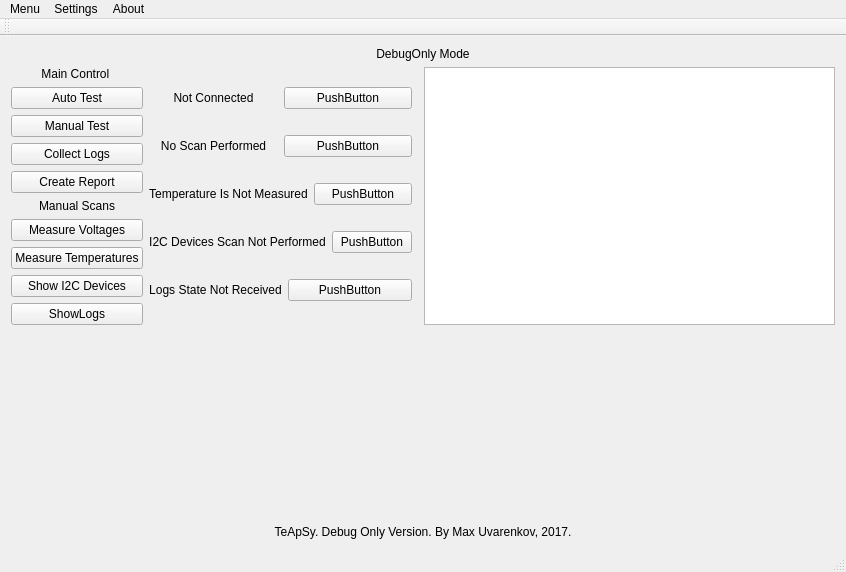
First picture: the form in TeApSy/mainwindow.ui, repository Mar94oK/TeApSy, before the edit.
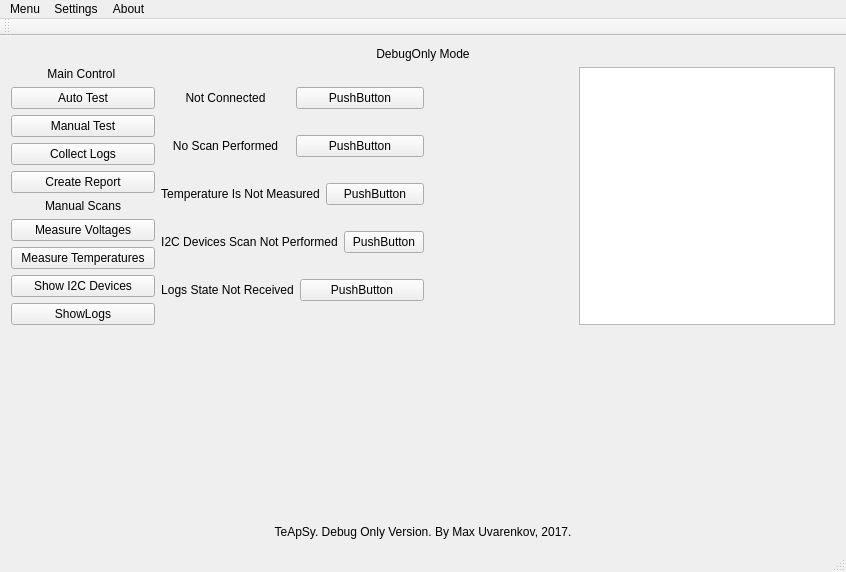
Second picture: the form after the edit. Custom widgets are drawn as their Qt base class.

The edit to the form file:
```diff
--- a/TeApSy/mainwindow.ui
+++ b/TeApSy/mainwindow.ui
@@ -272,7 +272,14 @@
       <item>
        <layout class="QVBoxLayout" name="lt_I2C_DevicesFound">
         <item>
-         <widget class="QTableView" name="i2cView"/>
+         <widget class="QTableView" name="i2cView">
+          <property name="sizePolicy">
+           <sizepolicy hsizetype="Preferred" vsizetype="Preferred">
+            <horstretch>0</horstretch>
+            <verstretch>0</verstretch>
+           </sizepolicy>
+          </property>
+         </widget>
         </item>
        </layout>
       </item>
```
